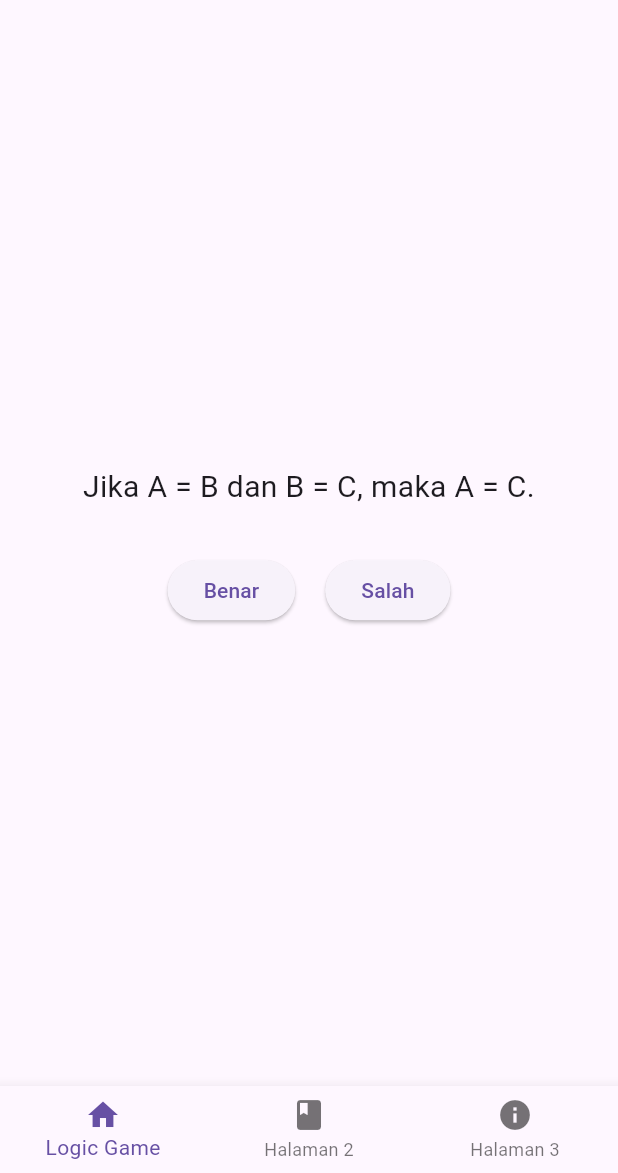
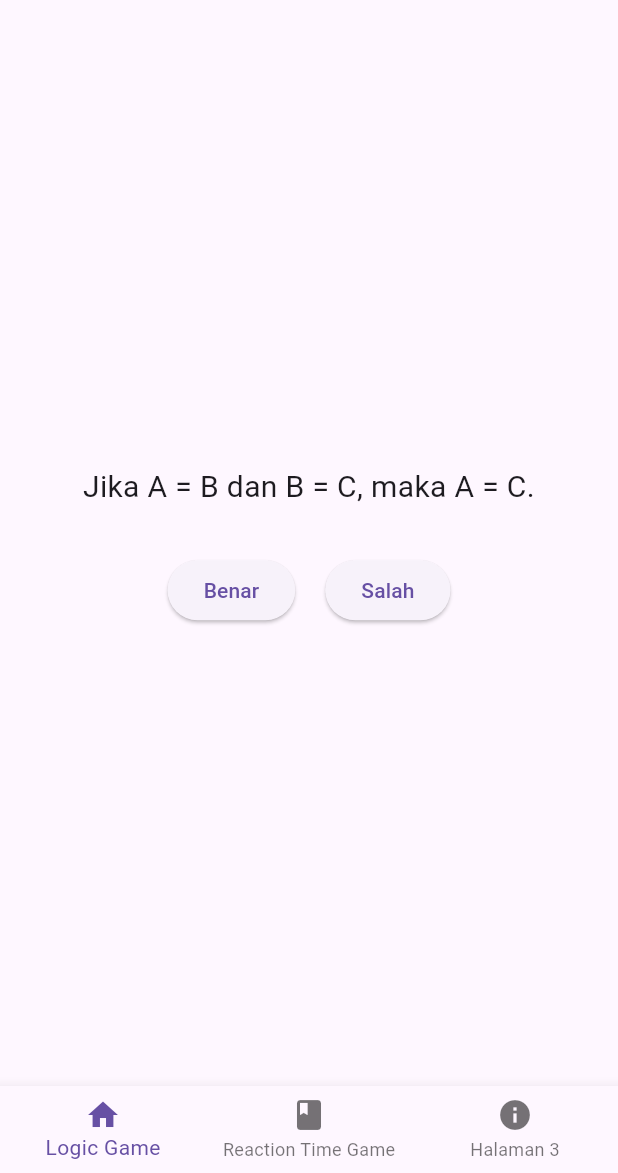
Before and after one commit to usmanasegaf/projek_uts, a Flutter app: the MainNavigation screen opened directly, on a phone screen of 412 x 824 dp, the part 63-1236 px from its top. Run offline on Flutter 3.47's test engine with Material 3 defaults, Android fonts, the phone set to English and light mode, and no system bars; our stand-ins replace fluttertoast.

Commit message:
bagian syamsu-reaction time dengan fix

```diff
--- a/lib/main.dart
+++ b/lib/main.dart
@@ -1,6 +1,7 @@
 import 'package:flutter/material.dart';
 import 'package:projek_uts/logicGame.dart';
 import 'package:projek_uts/login.dart';
+import 'package:projek_uts/reactionTimeGame.dart';
 
 void main() {
   runApp(const MainApp());
@@ -29,7 +30,7 @@ class _MainNavigationState extends State<MainNavigation> {
   // List of pages
   final List<Widget> _pages = [
     Center(child: LogicGame()),
-    Center(child: Text("Halaman Kedua", style: TextStyle(fontSize: 24))),
+    Center(child: ReactionTimeApp()),
     Center(child: Text("Halaman Ketiga", style: TextStyle(fontSize: 24))),
   ];
 
@@ -54,7 +55,7 @@ class _MainNavigationState extends State<MainNavigation> {
           ),
           BottomNavigationBarItem(
             icon: Icon(Icons.book),
-            label: 'Halaman 2',
+            label: 'Reaction Time Game',
           ),
           BottomNavigationBarItem(
             icon: Icon(Icons.info),
```
Also changed, not shown: lib/reactionTimeGame.dart (+7 -7 lines).
